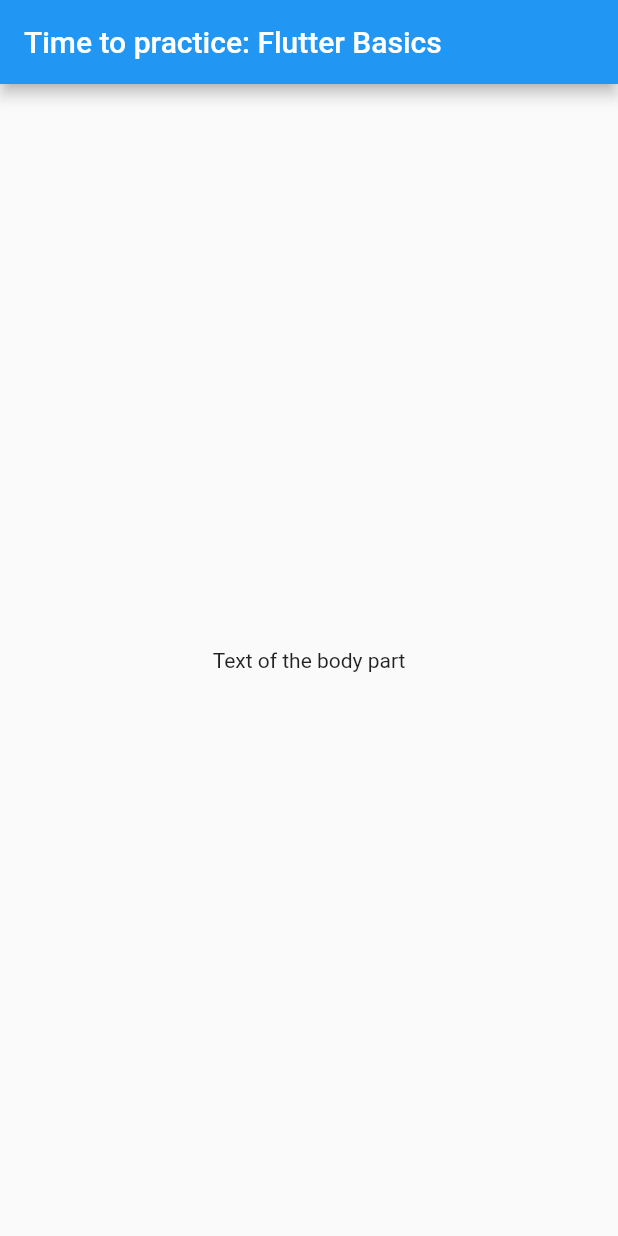
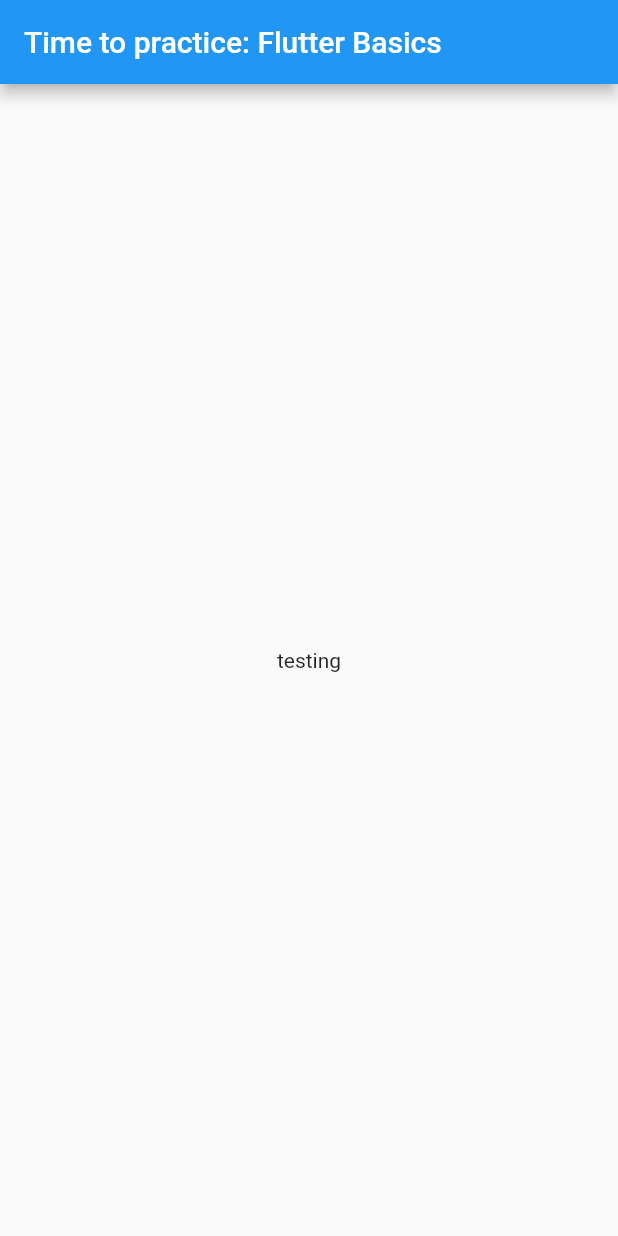
Before and after one commit to fede3mmanuel/practiceflutterbasics, a Flutter app: the screen it shows after launch, on a phone screen of 412 x 824 dp. Run offline on Flutter 3.47's test engine with Material 2 defaults, Android fonts, the phone set to English and light mode, and no system bars.

Commit message:
changed the text of the body part to a stateful widget

```diff
--- a/lib/main.dart
+++ b/lib/main.dart
@@ -14,8 +14,24 @@
         appBar: AppBar(
           title: Text("Time to practice: Flutter Basics"),
         ),
-        body: Center(child: Text(bodyText)),
+        body: bodytextwidget(),
       ),
     );
   }
 }
+
+class bodytextwidget extends StatefulWidget {
+  bodytextwidget({Key? key}) : super(key: key);
+
+  @override
+  State<bodytextwidget> createState() => _bodytextwidgetState();
+}
+
+class _bodytextwidgetState extends State<bodytextwidget> {
+  @override
+  Widget build(BuildContext context) {
+    return Center(
+      child: Text('testing'),
+    );
+  }
+}
```
